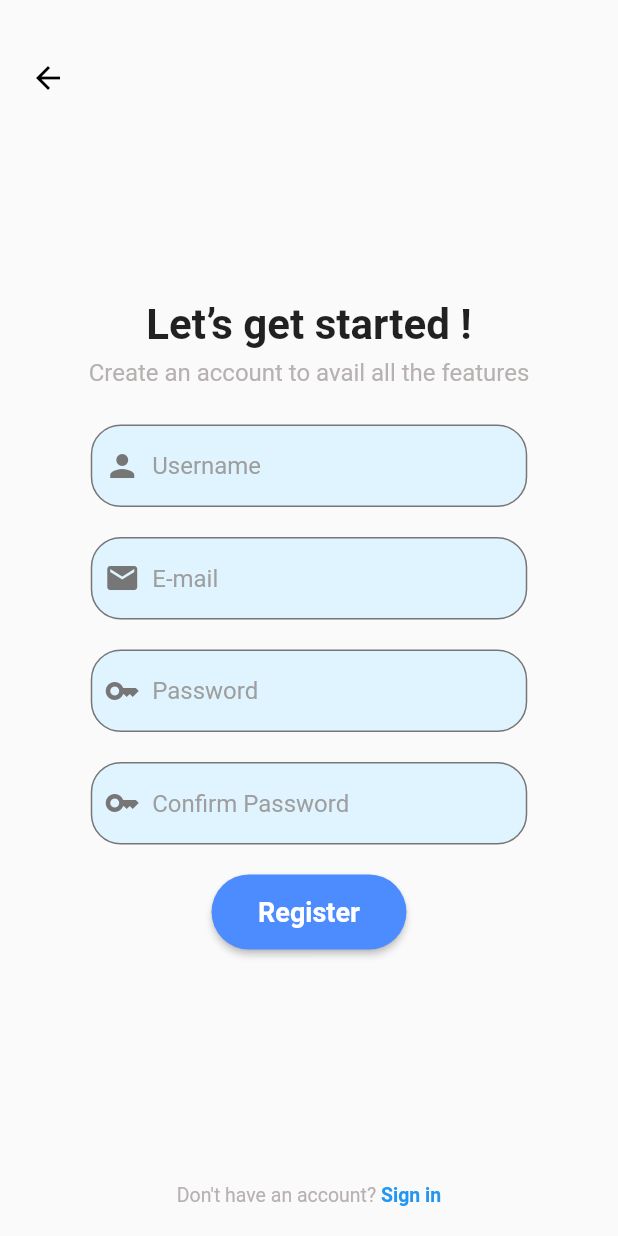
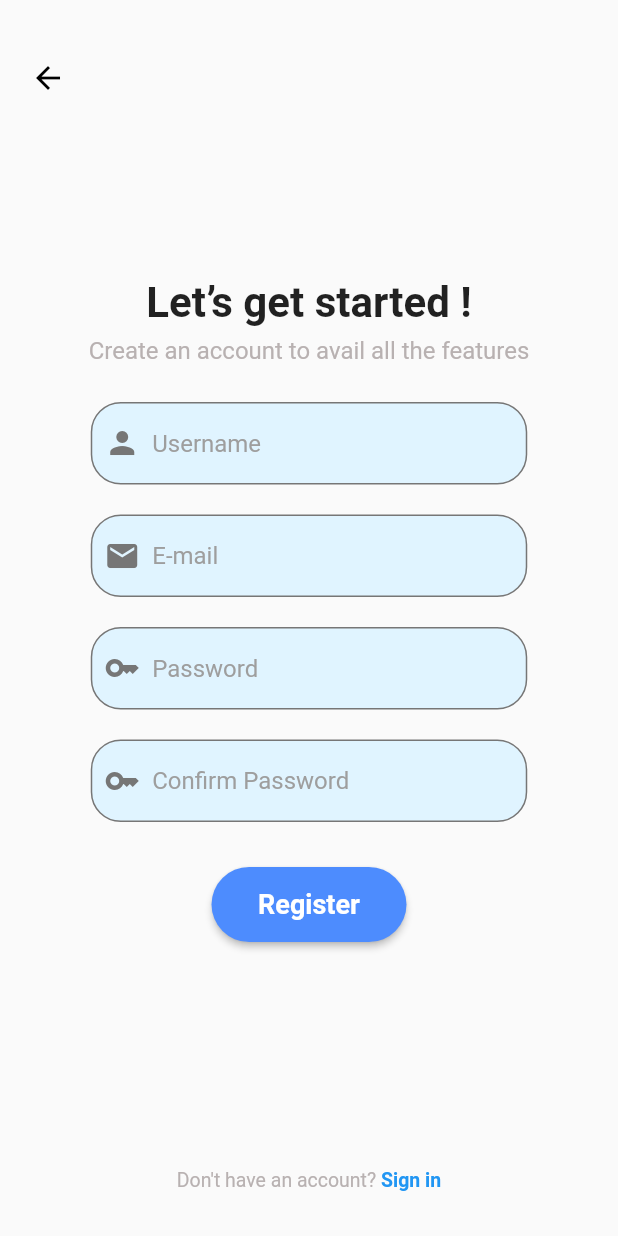
Before and after one commit to ppinng/warnalertwithme, a Flutter app: the RegisterPage screen opened directly, on a phone screen of 412 x 824 dp. Run offline on Flutter 3.47's test engine with Material 2 defaults, Android fonts, the phone set to English and light mode, and no system bars; our stand-ins replace google_maps_flutter.

Commit message:
Update register.dart

```diff
--- a/lib/page/register.dart
+++ b/lib/page/register.dart
@@ -37,6 +37,8 @@ class RegisterPage extends StatelessWidget {
             ),
           ),
           Expanded(
+            child: Padding(
+              padding: const EdgeInsets.symmetric(vertical: 50, horizontal: 20),
               child: Column(
                 mainAxisAlignment: MainAxisAlignment.center,
                 children: [
@@ -135,7 +137,7 @@ class RegisterPage extends StatelessWidget {
                     ),
                   ),
                   Padding(
-                  padding: const EdgeInsets.only(top: 20, bottom: 20),
+                    padding: const EdgeInsets.only(top: 20, bottom: 30),
                     child: Container(
                       width: 291,
                       height: 55,
@@ -197,8 +199,9 @@ class RegisterPage extends StatelessWidget {
                 ],
               ),
             ),
+          ),
           Padding(
-            padding: const EdgeInsets.all(20.0),
+            padding: const EdgeInsets.all(30.0),
             child: Align(
               alignment: Alignment.bottomCenter,
               child: RichText(
```
Lines whose indentation alone changed are shown as unchanged.
